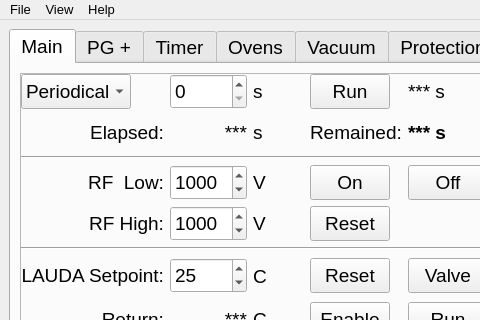
Old version of the form 1_MeV_UI.ui in the repository smertouh/1_MeV_UI_additional; both pictures show x 0 to 480 and y 0 to 320 of the 631 by 719 pixel window.
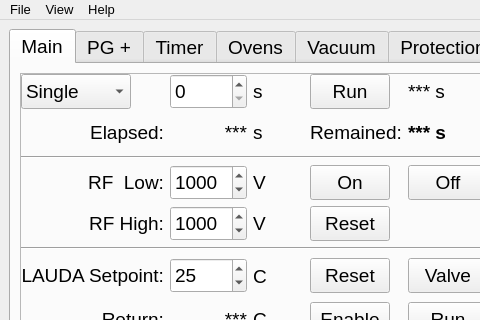
New version of the form. Icons and pictures are not drawn.

Diff of the .ui file:
```diff
--- a/1_MeV_UI.ui
+++ b/1_MeV_UI.ui
@@ -519,7 +519,7 @@
               </font>
              </property>
              <property name="currentIndex">
-              <number>1</number>
+              <number>0</number>
              </property>
              <item>
               <property name="text">
```
Left out of the diff: 67 changed lines with no effect on the pictures.
